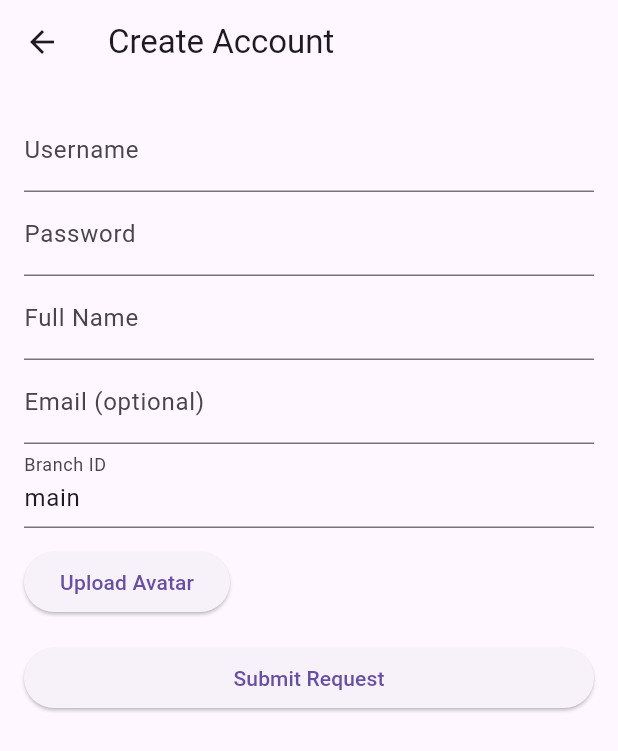
After one commit to badteam/Locarb-att, a Flutter app: the screen it shows after launch, after a tap on "Login", after a tap on "Create a new account", on a phone screen of 412 x 824 dp. The commit adds this screen. Shown: the top 751 px of the screen. Run offline on Flutter 3.47's test engine with Material 3 defaults, Android fonts, the phone set to English and light mode, and no system bars; our stand-ins replace cloud_firestore, connectivity_plus, file_picker, firebase_auth, firebase_core, firebase_storage and 2 more; accounts and stored records are empty; network calls fail.

Commit message:
Add files via upload

```diff
--- a/lib/pages/login_page.dart
+++ b/lib/pages/login_page.dart
@@ -1,5 +1,9 @@
 import 'package:flutter/material.dart';
 import 'package:firebase_auth/firebase_auth.dart';
+import 'package:cloud_firestore/cloud_firestore.dart';
+import 'signup_page.dart';
+import 'admin_page.dart';
+import 'employee_home.dart';
 
 class LoginPage extends StatefulWidget {
   const LoginPage({super.key});
@@ -8,21 +12,38 @@ class LoginPage extends StatefulWidget {
 }
 
 class _LoginPageState extends State<LoginPage> {
-  final email = TextEditingController();
-  final pass = TextEditingController();
+  final username = TextEditingController();
+  final password = TextEditingController();
+  String? error;
   bool loading = false;
-  String? error;
 
   Future<void> _login() async {
     setState(() { loading = true; error = null; });
     try {
-      await FirebaseAuth.instance.signInWithEmailAndPassword(
-        email: email.text.trim(),
-        password: pass.text,
-      );
-      if (mounted) Navigator.pushReplacementNamed(context, '/home');
+      final emailAlias = '${username.text.trim()}@company.com';
+      final cred = await FirebaseAuth.instance.signInWithEmailAndPassword(
+        email: emailAlias, password: password.text.trim());
+      final uid = cred.user!.uid;
+      final snap = await FirebaseFirestore.instance.collection('users').doc(uid).get();
+      if (!snap.exists) {
+        throw Exception('No profile found, please sign up first');
+      }
+      final data = snap.data()!;
+      if (data['status'] != 'approved') {
+        await FirebaseAuth.instance.signOut();
+        throw Exception('حسابك قيد المراجعة من الإدارة (الحالة: ${data['status']})');
+      }
+      if (data['role'] == 'admin') {
+        if (!mounted) return;
+        Navigator.pushReplacement(context, MaterialPageRoute(builder: (_) => const AdminPage()));
+      } else {
+        if (!mounted) return;
+        Navigator.pushReplacement(context, MaterialPageRoute(builder: (_) => const EmployeeHome()));
+      }
     } on FirebaseAuthException catch (e) {
       setState(() { error = e.message; });
+    } catch (e) {
+      setState(() { error = e.toString(); });
     } finally {
       setState(() { loading = false; });
     }
@@ -31,23 +52,28 @@ class _LoginPageState extends State<LoginPage> {
   @override
   Widget build(BuildContext context) {
     return Scaffold(
+      appBar: AppBar(title: const Text('Login')),
       body: Center(
         child: ConstrainedBox(
-          constraints: const BoxConstraints(maxWidth: 360),
+          constraints: const BoxConstraints(maxWidth: 420),
           child: Padding(
             padding: const EdgeInsets.all(16),
             child: Column(
               mainAxisAlignment: MainAxisAlignment.center,
               children: [
-                const Text('Sign in', style: TextStyle(fontSize: 24, fontWeight: FontWeight.bold)),
-                const SizedBox(height: 16),
-                TextField(controller: email, decoration: const InputDecoration(labelText: 'Email')),
+                TextField(controller: username, decoration: const InputDecoration(labelText: 'Username')),
                 const SizedBox(height: 8),
-                TextField(controller: pass, decoration: const InputDecoration(labelText: 'Password'), obscureText: true),
-                const SizedBox(height: 12),
-                if (error != null) Text(error!, style: const TextStyle(color: Colors.red)),
+                TextField(controller: password, decoration: const InputDecoration(labelText: 'Password'), obscureText: true),
                 const SizedBox(height: 12),
                 ElevatedButton(onPressed: loading ? null : _login, child: loading ? const CircularProgressIndicator() : const Text('Login')),
+                TextButton(
+                  onPressed: () => Navigator.push(context, MaterialPageRoute(builder: (_) => const SignUpPage())),
+                  child: const Text('Create a new account'),
+                ),
+                if (error != null) Padding(
+                  padding: const EdgeInsets.only(top: 8),
+                  child: Text(error!, style: const TextStyle(color: Colors.red)),
+                ),
               ],
             ),
           ),
--- /dev/null
+++ b/lib/pages/signup_page.dart
@@ -0,0 +1,111 @@
+import 'dart:typed_data';
+import 'package:flutter/material.dart';
+import 'package:firebase_auth/firebase_auth.dart';
+import 'package:cloud_firestore/cloud_firestore.dart';
+import 'package:file_picker/file_picker.dart';
+import 'package:firebase_storage/firebase_storage.dart';
+
+class SignUpPage extends StatefulWidget {
+  const SignUpPage({super.key});
+  @override
+  State<SignUpPage> createState() => _SignUpPageState();
+}
+
+class _SignUpPageState extends State<SignUpPage> {
+  final _form = GlobalKey<FormState>();
+  final username = TextEditingController();
+  final password = TextEditingController();
+  final fullName = TextEditingController();
+  final email = TextEditingController();
+  final branchId = TextEditingController(text: 'main');
+  Uint8List? avatarBytes;
+  String? avatarName;
+  bool loading = false;
+  String? error;
+
+  Future<void> pickAvatar() async {
+    final res = await FilePicker.platform.pickFiles(type: FileType.image, withData: true);
+    if (res != null && res.files.single.bytes != null) {
+      setState(() {
+        avatarBytes = res.files.single.bytes;
+        avatarName = res.files.single.name;
+      });
+    }
+  }
+
+  Future<void> register() async {
+    if (!_form.currentState!.validate()) return;
+    setState(() { loading = true; error = null; });
+    try {
+      final emailAlias = '${username.text.trim()}@company.com';
+      final userCred = await FirebaseAuth.instance
+          .createUserWithEmailAndPassword(email: emailAlias, password: password.text.trim());
+      final uid = userCred.user!.uid;
+
+      String? avatarUrl;
+      if (avatarBytes != null) {
+        final ref = FirebaseStorage.instance.ref('users/$uid/avatar.jpg');
+        await ref.putData(avatarBytes!, SettableMetadata(contentType: 'image/jpeg'));
+        avatarUrl = await ref.getDownloadURL();
+      }
+
+      await FirebaseFirestore.instance.collection('users').doc(uid).set({
+        'uid': uid,
+        'username': username.text.trim(),
+        'fullName': fullName.text.trim(),
+        'email': email.text.trim().isEmpty ? null : email.text.trim(),
+        'branchId': branchId.text.trim(),
+        'avatarUrl': avatarUrl,
+        'role': 'employee',
+        'status': 'pending',
+        'createdAt': FieldValue.serverTimestamp(),
+      });
+
+      await FirebaseAuth.instance.signOut();
+      if (!mounted) return;
+      ScaffoldMessenger.of(context).showSnackBar(const SnackBar(content: Text('تم إرسال طلب التسجيل للمراجعة')));
+      Navigator.pop(context);
+    } on FirebaseAuthException catch (e) {
+      setState(() { error = e.message; });
+    } catch (e) {
+      setState(() { error = e.toString(); });
+    } finally {
+      setState(() { loading = false; });
+    }
+  }
+
+  @override
+  Widget build(BuildContext context) {
+    return Scaffold(
+      appBar: AppBar(title: const Text('Create Account')),
+      body: Form(
+        key: _form,
+        child: ListView(
+          padding: const EdgeInsets.all(16),
+          children: [
+            TextFormField(controller: username, decoration: const InputDecoration(labelText: 'Username'),
+              validator: (v)=> v==null || v.trim().isEmpty ? 'Required' : null),
+            TextFormField(controller: password, decoration: const InputDecoration(labelText: 'Password'),
+              obscureText: true, validator: (v)=> v==null || v.length<6 ? '6 chars min' : null),
+            TextFormField(controller: fullName, decoration: const InputDecoration(labelText: 'Full Name'),
+              validator: (v)=> v==null || v.trim().isEmpty ? 'Required' : null),
+            TextFormField(controller: email, decoration: const InputDecoration(labelText: 'Email (optional)')),
+            TextFormField(controller: branchId, decoration: const InputDecoration(labelText: 'Branch ID'),
+              validator: (v)=> v==null || v.trim().isEmpty ? 'Required' : null),
+            const SizedBox(height: 12),
+            Row(children: [
+              ElevatedButton(onPressed: pickAvatar, child: const Text('Upload Avatar')),
+              const SizedBox(width: 12),
+              if (avatarName != null) Expanded(child: Text(avatarName!, overflow: TextOverflow.ellipsis)),
+            ]),
+            const SizedBox(height: 16),
+            ElevatedButton(onPressed: loading ? null : register,
+              child: loading ? const CircularProgressIndicator() : const Text('Submit Request')),
+            if (error != null) Padding(padding: const EdgeInsets.only(top: 12),
+              child: Text(error!, style: const TextStyle(color: Colors.red))),
+          ],
+        ),
+      ),
+    );
+  }
+}
```
Also changed, not shown: lib/pages/admin_page.dart (added, +134 -0 lines), lib/pages/employee_home.dart (added, +68 -0 lines).
